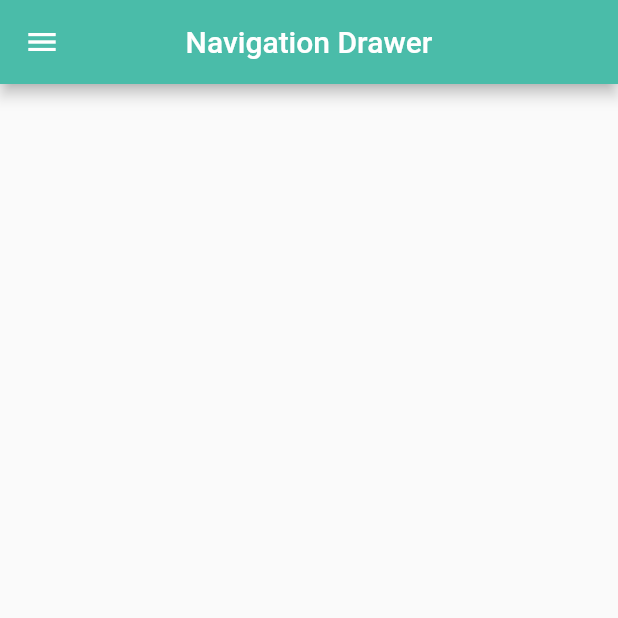
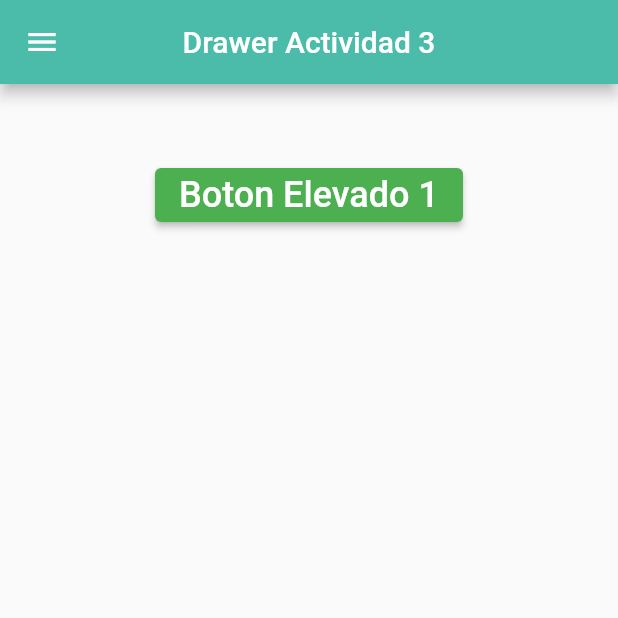
Before and after one commit to JosueDelVal/DrawerFlutLab, a Flutter app: the screen it shows after launch, on a phone screen of 412 x 824 dp, the top half of it. Run offline on Flutter 3.47's test engine with Material 2 defaults, Android fonts, the phone set to English and light mode, and no system bars.

Commit message:
Drawer V3

```diff
--- a/lib/main.dart
+++ b/lib/main.dart
@@ -14,25 +14,28 @@ class MyApp extends StatelessWidget {
         primarySwatch: Colors.green,
       ),
       debugShowCheckedModeBanner: false,
-      home: MyHomePage(),
+      home: const NavigationDrawerDemo(),
     );
   }
 }
 
-class MyHomePage extends StatefulWidget {
-  const MyHomePage({super.key});
+class NavigationDrawerDemo extends StatefulWidget {
+  const NavigationDrawerDemo({Key? key}) : super(key: key);
+
   @override
-  _MyHomePageState createState() => _MyHomePageState();
+  State<NavigationDrawerDemo> createState() => _NavigationDrawerDemoState();
 }
 
-class _MyHomePageState extends State<MyHomePage> {
+class _NavigationDrawerDemoState extends State<NavigationDrawerDemo> {
+  final GlobalKey<ScaffoldState> _key = GlobalKey(); // Create a key
   @override
   Widget build(BuildContext context) {
     return Scaffold(
+      key: _key,
       appBar: AppBar(
         centerTitle: true,
         title: const Text(
-          'Navigation Drawer',
+          'Drawer Actividad 3',
         ),
         backgroundColor: const Color(0xff4abca9),
       ),
@@ -62,7 +65,7 @@ class _MyHomePageState extends State<MyHomePage> {
               leading: Icon(
                 Icons.home,
               ),
-              title: const Text('Page 1'),
+              title: const Text('Pagina 1'),
               onTap: () {
                 Navigator.pop(context);
               },
@@ -71,10 +74,35 @@ class _MyHomePageState extends State<MyHomePage> {
               leading: Icon(
                 Icons.train,
               ),
-              title: const Text('Page 2'),
+              title: const Text('Pagina 2'),
               onTap: () {
                 Navigator.pop(context);
               },
+            ),
+            ListTile(
+              leading: Icon(
+                Icons.access_alarm_rounded,
+              ),
+              title: const Text('Pagina 3'),
+              onTap: () {
+                Navigator.pop(context);
+              },
+            ),
+            AboutListTile(
+              // <-- SEE HERE
+              icon: Icon(
+                Icons.info,
+              ),
+              child: Text('Sobre La App'),
+              applicationIcon: Icon(
+                Icons.local_play,
+              ),
+              applicationName: 'Mi Applicación c',
+              applicationVersion: '1.0.25',
+              applicationLegalese: '© 2019 Company',
+              aboutBoxChildren: [
+                ///Content goes here...
+              ],
             ),
           ],
         ),
@@ -85,6 +113,15 @@ class _MyHomePageState extends State<MyHomePage> {
             SizedBox(
               height: 50,
             ),
+            ElevatedButton(
+              onPressed: () {
+                _key.currentState!.openDrawer(); //<-- SEE HERE
+              },
+              child: const Text(
+                'Boton Elevado 1',
+                style: TextStyle(fontSize: 24),
+              ),
+            ),
           ],
         ),
       ),
```
